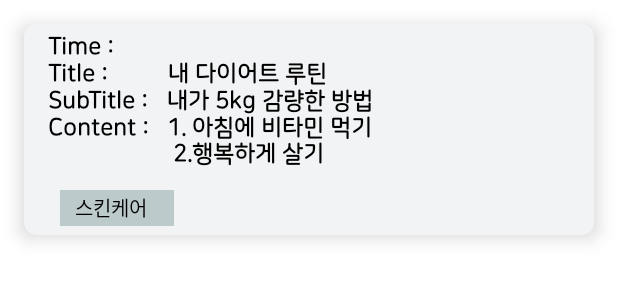
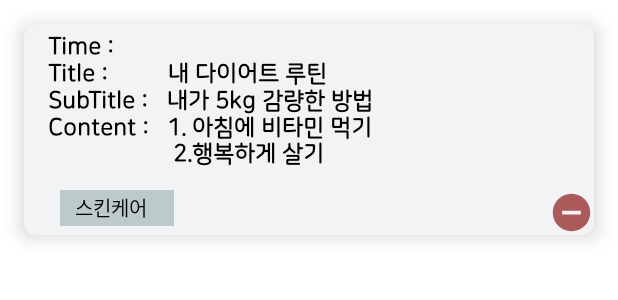
Before and after one commit to gangmanm/3-1-Mobile-Programming-Project, an Android app: the layout newcard.xml on its own in the app's theme, with its tools: preview values and no code run, on a phone screen of 412 x 824 dp. Shown: the top 300 px of the screen. Run offline under Robolectric (Android 15) with nearby library versions, the light colour scheme and no system bars.

Commit message:
글 삭제하기 기능

```diff
--- /dev/null
+++ b/app/src/main/res/drawable/ic_baseline_remove_circle_24.xml
@@ -0,0 +1,5 @@
+<vector android:height="24dp" android:tint="#AB5959"
+    android:viewportHeight="24" android:viewportWidth="24"
+    android:width="24dp" xmlns:android="http://schemas.android.com/apk/res/android">
+    <path android:fillColor="@android:color/white" android:pathData="M12,2C6.48,2 2,6.48 2,12s4.48,10 10,10 10,-4.48 10,-10S17.52,2 12,2zM17,13L7,13v-2h10v2z"/>
+</vector>
--- a/app/src/main/res/layout/newcard.xml
+++ b/app/src/main/res/layout/newcard.xml
@@ -159,6 +159,17 @@
 
 
         </LinearLayout>
+
     </LinearLayout>
 
+    <ImageView
+        android:id="@+id/delete_card"
+        android:layout_width="30dp"
+        android:layout_height="30dp"
+        android:background="@null"
+        android:contentDescription="@string/app_name"
+        android:src="@drawable/ic_baseline_remove_circle_24"
+        android:layout_gravity="bottom|right"/>
+
+
 </androidx.cardview.widget.CardView>
```
Also changed, not shown: app/src/main/java/com/example/perpectday/MyAdapter.java (+76 -2 lines), app/src/main/java/com/example/perpectday/PostList.java (+13 -0 lines).
